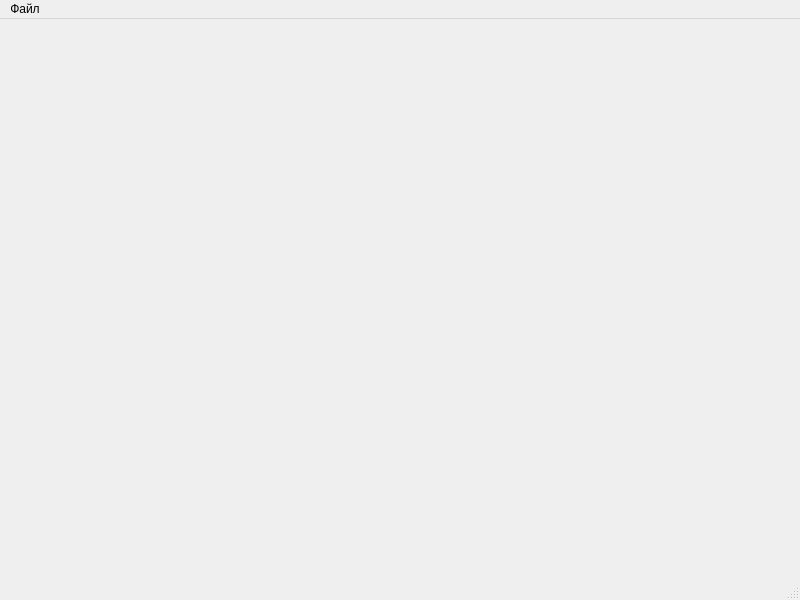
First picture: the form in dh-software/applications/fft_viewer/main_window.ui, repository Prisyazhniuk/dh_software, before the edit.
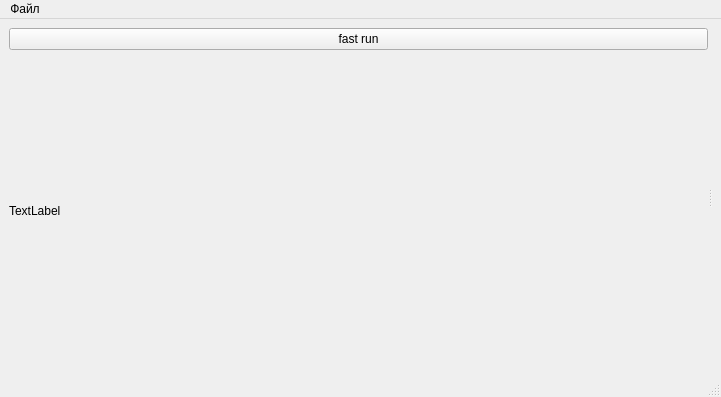
Second picture: the form after the edit.

The edit to the form file:
```diff
--- a/dh-software/applications/fft_viewer/main_window.ui
+++ b/dh-software/applications/fft_viewer/main_window.ui
@@ -6,20 +6,51 @@
    <rect>
     <x>0</x>
     <y>0</y>
-    <width>800</width>
-    <height>600</height>
+    <width>721</width>
+    <height>397</height>
    </rect>
   </property>
   <property name="windowTitle">
    <string>FFT Viewer</string>
   </property>
-  <widget class="QWidget" name="centralwidget"/>
+  <widget class="QWidget" name="centralwidget">
+   <layout class="QGridLayout" name="gridLayout">
+    <item row="0" column="0">
+     <widget class="QSplitter" name="splitter">
+      <property name="orientation">
+       <enum>Qt::Horizontal</enum>
+      </property>
+      <widget class="QWidget" name="verticalLayoutWidget">
+       <layout class="QVBoxLayout" name="verticalLayout">
+        <item>
+         <widget class="QPushButton" name="fast_run_button">
+          <property name="text">
+           <string>fast run</string>
+          </property>
+         </widget>
+        </item>
+        <item>
+         <widget class="QLabel" name="label">
+          <property name="text">
+           <string>TextLabel</string>
+          </property>
+         </widget>
+        </item>
+       </layout>
+      </widget>
+      <widget class="QWidget" name="verticalLayoutWidget_2">
+       <layout class="QVBoxLayout" name="graphics_view_layout"/>
+      </widget>
+     </widget>
+    </item>
+   </layout>
+  </widget>
   <widget class="QMenuBar" name="menubar">
    <property name="geometry">
     <rect>
      <x>0</x>
      <y>0</y>
-     <width>800</width>
+     <width>721</width>
      <height>21</height>
     </rect>
    </property>
```
